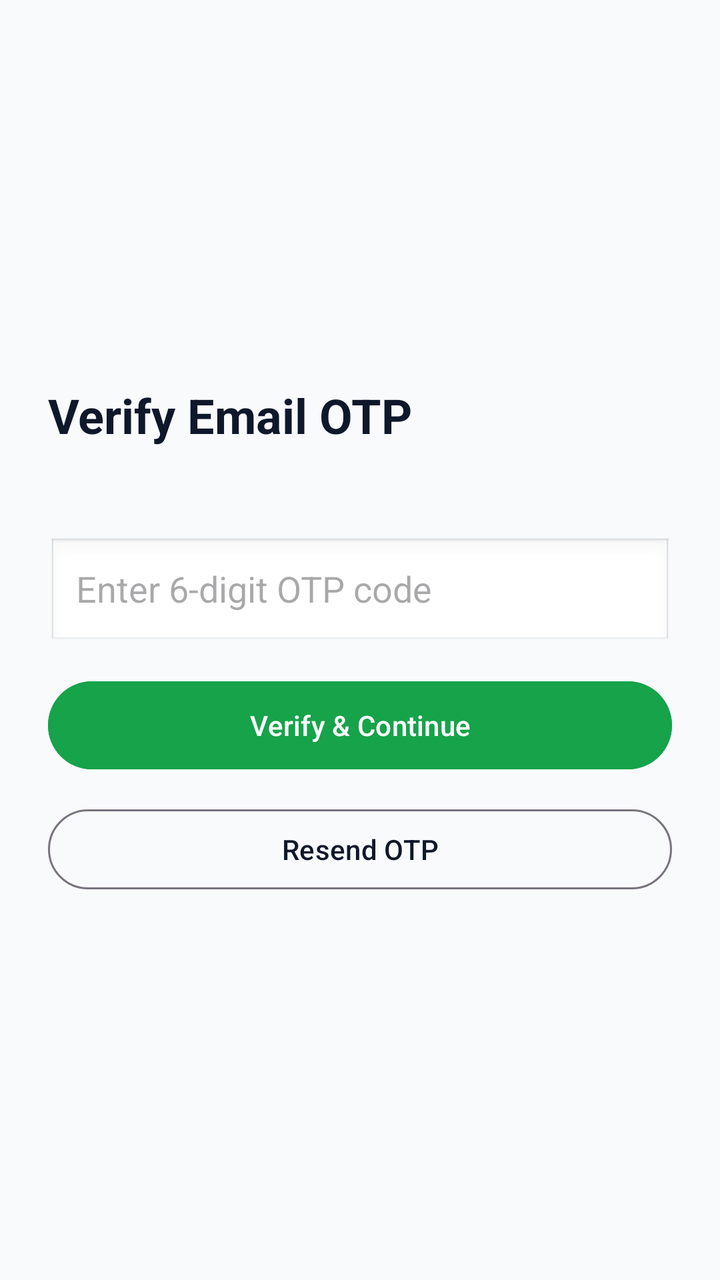
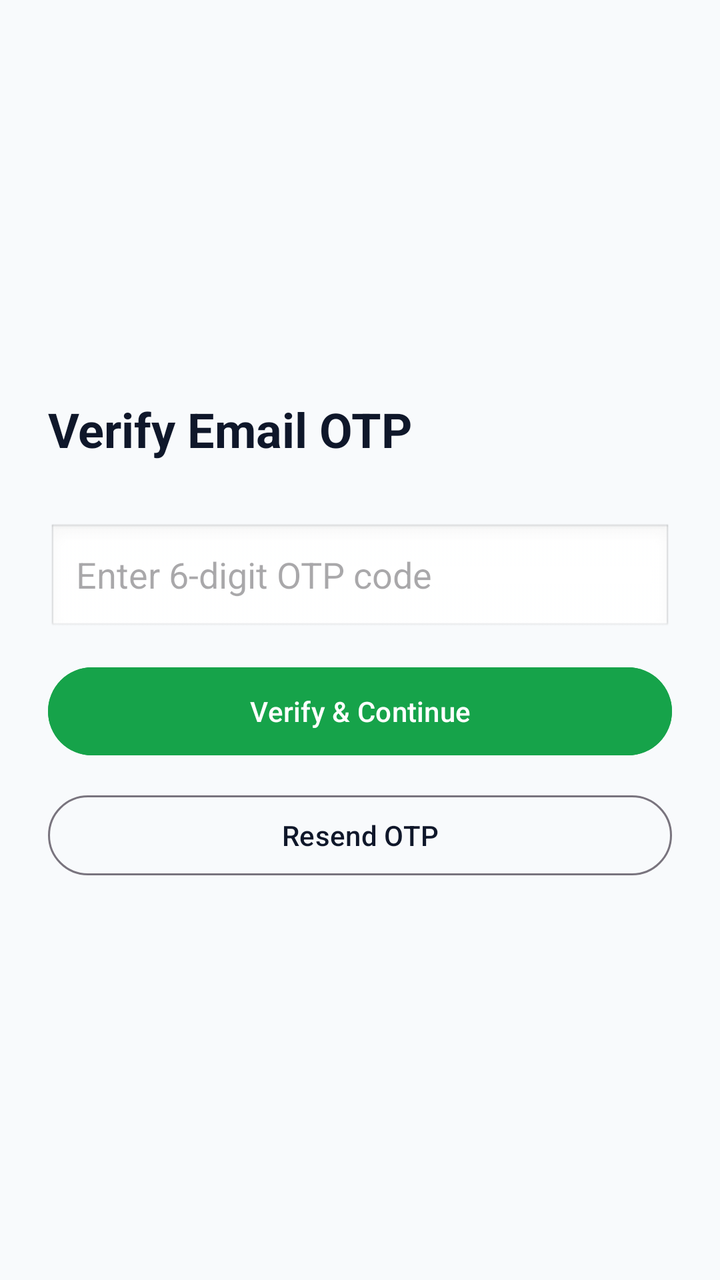

An Android layout rendered at two revisions. The XML below is the earlier revision; the diff shows what the commit changed to produce the second picture.
<!-- AndroidManifest.xml: application theme Theme.CycloneSafe -->
<!-- res/layout/activity_otp_verification.xml -->
<?xml version="1.0" encoding="utf-8"?>
<LinearLayout xmlns:android="http://schemas.android.com/apk/res/android"
    android:layout_width="match_parent"
    android:layout_height="match_parent"
    android:background="@color/surface_bg"
    android:gravity="center_vertical"
    android:orientation="vertical"
    android:padding="24dp">

    <TextView
        android:layout_width="wrap_content"
        android:layout_height="wrap_content"
        android:text="Verify Email OTP"
        android:textColor="@color/brand_slate"
        android:textSize="24sp"
        android:textStyle="bold" />

    <TextView
        android:id="@+id/tvEmailInfo"
        android:layout_width="match_parent"
        android:layout_height="wrap_content"
        android:layout_marginTop="6dp"
        android:layout_marginBottom="20dp"
        android:textColor="@color/brand_slate_muted"
        android:textSize="14sp" />

    <EditText
        android:id="@+id/etOtp"
        android:layout_width="match_parent"
        android:layout_height="56dp"
        android:layout_marginBottom="12dp"
        android:background="@android:drawable/edit_text"
        android:hint="Enter 6-digit OTP code"
        android:inputType="number"
        android:maxLength="8"
        android:paddingHorizontal="14dp"
        android:textSize="18sp" />

    <TextView
        android:id="@+id/tvError"
        android:layout_width="match_parent"
        android:layout_height="wrap_content"
        android:layout_marginBottom="12dp"
        android:textColor="@color/emergency_red"
        android:textSize="13sp"
        android:visibility="gone" />

    <ProgressBar
        android:id="@+id/progressBar"
        android:layout_width="wrap_content"
        android:layout_height="wrap_content"
        android:layout_gravity="center"
        android:layout_marginBottom="12dp"
        android:visibility="gone" />

    <Button
        android:id="@+id/btnVerify"
        android:layout_width="match_parent"
        android:layout_height="52dp"
        android:backgroundTint="@color/safe_green"
        android:text="Verify &amp; Continue"
        android:textColor="@color/white" />

    <Button
        android:id="@+id/btnResend"
        style="@style/Widget.Material3.Button.OutlinedButton"
        android:layout_width="match_parent"
        android:layout_height="48dp"
        android:layout_marginTop="12dp"
        android:text="Resend OTP" />
</LinearLayout>
<!-- resources referenced by this layout -->
<resources>
  <color name="brand_slate">#0F172A</color>
  <color name="brand_slate_muted">#475569</color>
  <color name="emergency_red">#DC2626</color>
  <color name="safe_green">#16A34A</color>
  <color name="surface_bg">#F8FAFC</color>
  <color name="white">#FFFFFF</color>
  <style name="Theme.CycloneSafe" parent="Theme.Material3.Light.NoActionBar">
          <item name="colorPrimary">@color/brand_slate</item>
          <item name="colorOnPrimary">@color/white</item>
          <item name="colorError">@color/emergency_red</item>
          <item name="android:statusBarColor">@color/brand_slate</item>
          <item name="android:windowBackground">@color/surface_bg</item>
      </style>
</resources>

<!-- the commit's change to res/layout/activity_otp_verification.xml (unified diff, before → after) -->
@@ -20,9 +20,19 @@
         android:layout_width="match_parent"
         android:layout_height="wrap_content"
         android:layout_marginTop="6dp"
-        android:layout_marginBottom="20dp"
+        android:layout_marginBottom="6dp"
         android:textColor="@color/brand_slate_muted"
         android:textSize="14sp" />
+
+    <TextView
+        android:id="@+id/tvOtpExpiry"
+        android:layout_width="match_parent"
+        android:layout_height="wrap_content"
+        android:layout_marginBottom="16dp"
+        android:textColor="@color/brand_slate"
+        android:textSize="13sp"
+        android:textStyle="bold"
+        android:visibility="gone" />
 
     <EditText
         android:id="@+id/etOtp"
